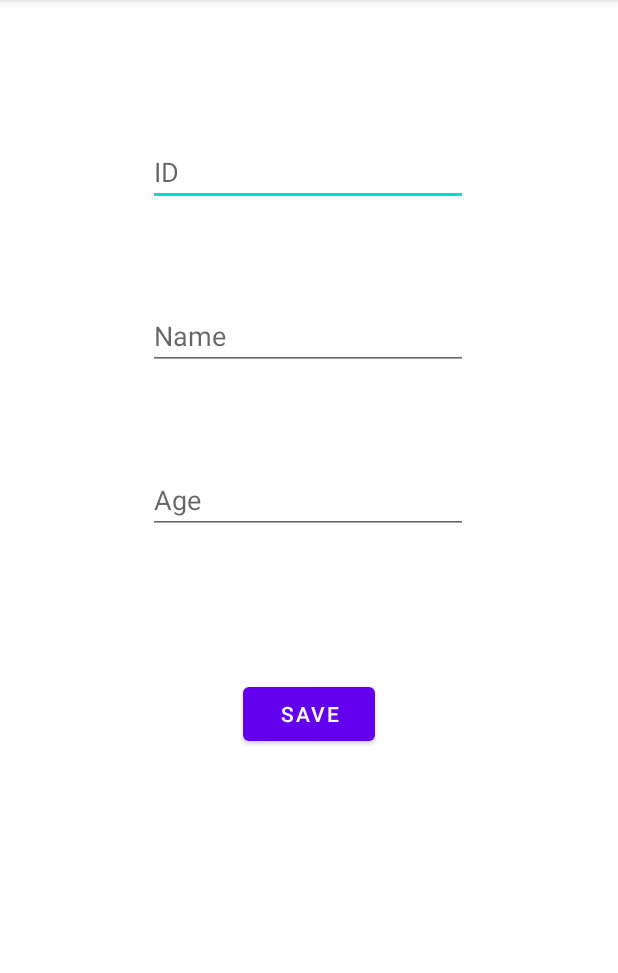
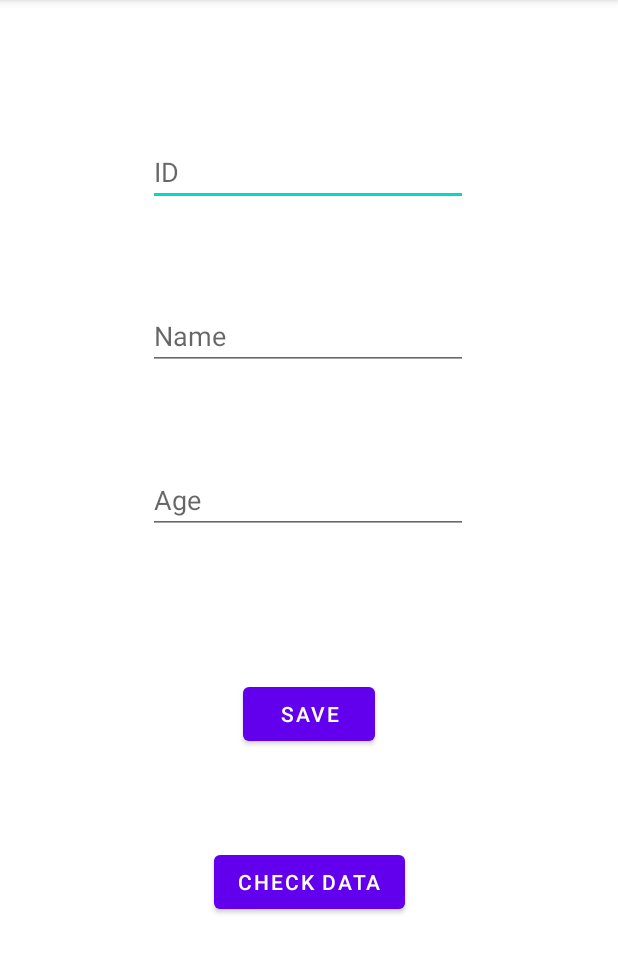
Before and after one commit to vansh-bhatia/Webinar, an Android app: the screen it shows after launch (MainActivity), on a phone screen of 412 x 824 dp, the part 84-1057 px from its top. Run offline under Robolectric (Android 15) with nearby library versions, the phone set to English and light mode, and no system bars; our stand-ins replace Firebase (no records; nobody signed in at launch, a user with empty details on screens opened directly).

Commit message:
dataFetch update

```diff
--- a/app/src/main/AndroidManifest.xml
+++ b/app/src/main/AndroidManifest.xml
@@ -9,6 +9,7 @@
         android:roundIcon="@mipmap/ic_launcher_round"
         android:supportsRtl="true"
         android:theme="@style/Theme.Webinar">
+        <activity android:name=".DataFetch"></activity>
         <activity android:name=".MainActivity">
             <intent-filter>
                 <action android:name="android.intent.action.MAIN" />
--- a/app/src/main/java/com/example/webinar/MainActivity.kt
+++ b/app/src/main/java/com/example/webinar/MainActivity.kt
@@ -1,5 +1,6 @@
 package com.example.webinar
 
+import android.content.Intent
 import androidx.appcompat.app.AppCompatActivity
 import android.os.Bundle
 import android.widget.Toast
@@ -25,6 +26,10 @@ class MainActivity : AppCompatActivity() {
                     Toast.makeText(this,"Failure To Save Data",Toast.LENGTH_SHORT).show()
                 }
         }
+        but.setOnClickListener{
+            val intent = Intent(this, DataFetch::class.java)
+            startActivity(intent)
+        }
     }
 }
 
--- a/app/src/main/res/layout/activity_main.xml
+++ b/app/src/main/res/layout/activity_main.xml
@@ -58,4 +58,14 @@
         app:layout_constraintStart_toStartOf="parent"
         app:layout_constraintTop_toBottomOf="@+id/ageField" />
 
+    <Button
+        android:id="@+id/but"
+        android:layout_width="wrap_content"
+        android:layout_height="wrap_content"
+        android:layout_marginTop="64dp"
+        android:text="Check Data"
+        app:layout_constraintEnd_toEndOf="parent"
+        app:layout_constraintStart_toStartOf="parent"
+        app:layout_constraintTop_toBottomOf="@+id/saveBtn" />
+
 </androidx.constraintlayout.widget.ConstraintLayout>
```
Also changed, not shown: app/src/main/java/com/example/webinar/DataFetch.kt (added, +39 -0 lines), app/src/main/res/layout/activity_data_fetch.xml (added, +19 -0 lines).
